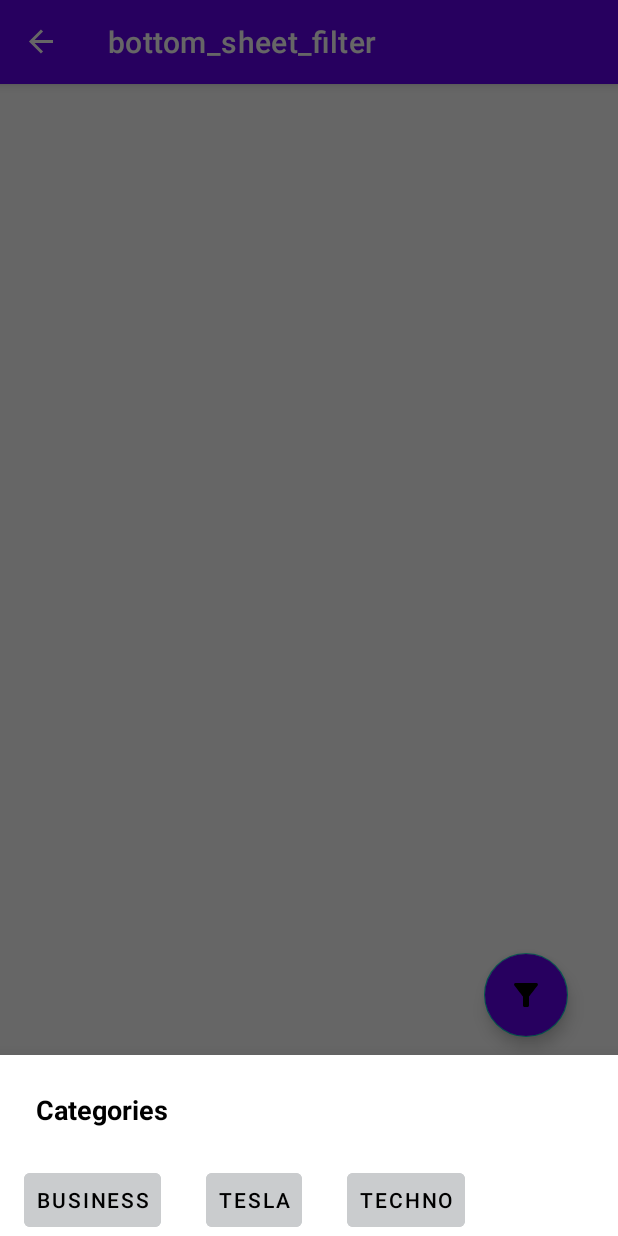
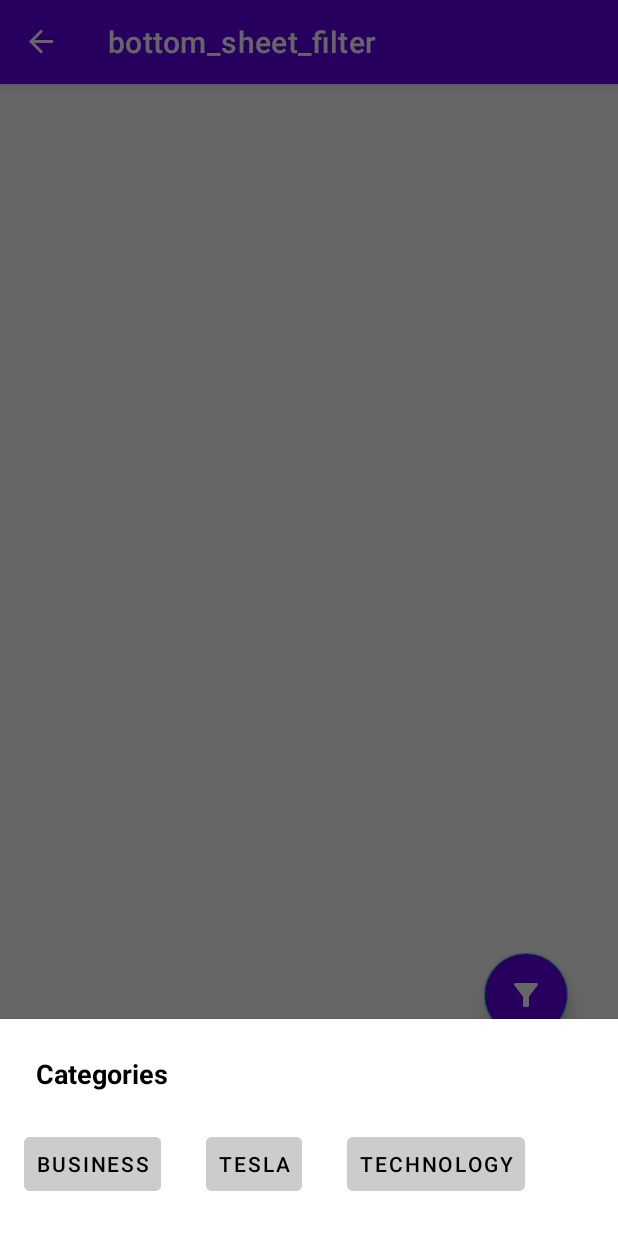
Before and after one commit to toprakakdogann/newsApp, an Android app: the BottomSheetFilter screen opened through its navigation route, on a phone screen of 412 x 824 dp. Run offline under Robolectric (Android 15) with nearby library versions, the phone set to English and light mode, and no system bars; our stand-ins replace Dagger/Hilt's generated code, Room's generated code, Shimmer, data binding, navigation-ui; plain views replace ShimmerRecyclerView; 6 statements that could not run were skipped.

Commit message:
show new lists and some fixes

```diff
--- a/app/src/main/java/com/toprak/newsapplication/adapter/NewsAdapter.kt
+++ b/app/src/main/java/com/toprak/newsapplication/adapter/NewsAdapter.kt
@@ -51,7 +51,7 @@ class NewsAdapter : RecyclerView.Adapter<NewsAdapter.MyViewHolder>(){
     fun setData(newData: News) {
         val newsDiffUtil = NewsDiffUtil(news, newData.articles)
         val diffUtilResult = DiffUtil.calculateDiff(newsDiffUtil)
-        news =newData.articles
+        news = newData.articles
         diffUtilResult.dispatchUpdatesTo(this)
     }
 
--- a/app/src/main/java/com/toprak/newsapplication/data/network/NewsApi.kt
+++ b/app/src/main/java/com/toprak/newsapplication/data/network/NewsApi.kt
@@ -1,6 +1,5 @@
 package com.toprak.newsapplication.data.network
 
-import android.provider.SyncStateContract
 import com.toprak.newsapplication.model.News
 import com.toprak.newsapplication.util.Constants
 import retrofit2.http.GET
--- a/app/src/main/java/com/toprak/newsapplication/fragment/NewsFragment.kt
+++ b/app/src/main/java/com/toprak/newsapplication/fragment/NewsFragment.kt
@@ -1,6 +1,5 @@
 package com.toprak.newsapplication.fragment
 
-import android.net.NetworkRequest
 import android.os.Bundle
 import android.util.Log
 import androidx.fragment.app.Fragment
@@ -63,7 +62,7 @@ class NewsFragment : Fragment() {
     }
 
     private fun requestApiData(){
-        Log.d("News Fragment", "requestApiData called")
+        Log.d("RecipesFragment", "requestApiData called")
         mainViewModel.getNews()
         mainViewModel.newsResponse.observe(viewLifecycleOwner) { response ->
             when(response){
--- a/app/src/main/java/com/toprak/newsapplication/util/Constants.kt
+++ b/app/src/main/java/com/toprak/newsapplication/util/Constants.kt
@@ -4,7 +4,7 @@ object Constants {
 
     //API
 
-    const val BASE_URL = "https://newsapi.org"
+    const val BASE_URL = "https://newsapi.org/"
     const val API_KEY = "eaef9944547c487e87fcae9833b204e6"
 
     //ROOM DB
--- a/app/src/main/java/com/toprak/newsapplication/viewModel/MainViewModel.kt
+++ b/app/src/main/java/com/toprak/newsapplication/viewModel/MainViewModel.kt
@@ -75,7 +75,7 @@ class MainViewModel @Inject constructor(
                 offlineCacheNews(news)
             }
         }catch (e: Exception){
-            val error = 0
+            val error = e
             println("News api exception: $error")
             newsResponse.value = NetworkResult.Error("News not found.")
         }
@@ -93,7 +93,7 @@ class MainViewModel @Inject constructor(
                 offlineCacheNews(news)
             }
         }catch (e: Exception){
-            val error = 0
+            val error = e
             println("News api exception: $error")
             newsTeslaResponse.value = NetworkResult.Error("News not found.")
         }
@@ -111,7 +111,7 @@ class MainViewModel @Inject constructor(
                 offlineCacheNews(news)
             }
         }catch (e: Exception){
-            val error = 0
+            val error = e
             println("News api exception: $error")
             newsTechResponse.value = NetworkResult.Error("News not found.")
         }
--- a/app/src/main/res/drawable/ic_filter.xml
+++ b/app/src/main/res/drawable/ic_filter.xml
@@ -1,4 +1,4 @@
-<vector android:height="24dp" android:tint="#000000"
+<vector android:height="24dp" android:tint="#ffffff"
     android:viewportHeight="24" android:viewportWidth="24"
     android:width="24dp" xmlns:android="http://schemas.android.com/apk/res/android">
     <path android:fillColor="@android:color/white" android:pathData="M4.25,5.61C6.27,8.2 10,13 10,13v6c0,0.55 0.45,1 1,1h2c0.55,0 1,-0.45 1,-1v-6c0,0 3.72,-4.8 5.74,-7.39C20.25,4.95 19.78,4 18.95,4H5.04C4.21,4 3.74,4.95 4.25,5.61z"/>
--- a/app/src/main/res/layout/activity_main.xml
+++ b/app/src/main/res/layout/activity_main.xml
@@ -11,12 +11,12 @@
         android:name="androidx.navigation.fragment.NavHostFragment"
         android:layout_width="409dp"
         android:layout_height="673dp"
-        app:defaultNavHost ="true"
+        app:defaultNavHost="true"
         app:layout_constraintBottom_toTopOf="@+id/bottomNavigationView"
         app:layout_constraintEnd_toEndOf="parent"
         app:layout_constraintStart_toStartOf="parent"
         app:layout_constraintTop_toTopOf="parent"
-        app:navGraph="@navigation/my_nav"/>
+        app:navGraph="@navigation/my_nav" />
 
     <com.google.android.material.bottomnavigation.BottomNavigationView
         android:id="@+id/bottomNavigationView"
@@ -26,6 +26,6 @@
         app:layout_constraintBottom_toBottomOf="parent"
         app:layout_constraintEnd_toEndOf="parent"
         app:layout_constraintStart_toStartOf="parent"
-        app:menu="@menu/bottom_menu"/>
+        app:menu="@menu/bottom_menu" />
 
 </androidx.constraintlayout.widget.ConstraintLayout>
--- a/app/src/main/res/layout/bottom_sheet_filter.xml
+++ b/app/src/main/res/layout/bottom_sheet_filter.xml
@@ -1,7 +1,7 @@
 <?xml version="1.0" encoding="utf-8"?>
 <androidx.constraintlayout.widget.ConstraintLayout xmlns:android="http://schemas.android.com/apk/res/android"
+    xmlns:app="http://schemas.android.com/apk/res-auto"
     xmlns:tools="http://schemas.android.com/tools"
-    xmlns:app="http://schemas.android.com/apk/res-auto"
     android:layout_width="match_parent"
     android:layout_height="match_parent"
     tools:context=".fragment.BottomSheetFilter">
@@ -14,11 +14,11 @@
         android:layout_marginStart="24dp"
         android:layout_marginTop="24dp"
         android:text="Categories"
+        android:textColor="@color/black"
         android:textSize="18sp"
         android:textStyle="bold"
-        android:textColor="@color/black"
         app:layout_constraintStart_toStartOf="parent"
-        app:layout_constraintTop_toTopOf="parent"/>
+        app:layout_constraintTop_toTopOf="parent" />
 
     <HorizontalScrollView
         android:id="@+id/scrollView_categories"
@@ -26,9 +26,10 @@
         android:layout_height="wrap_content"
         android:layout_marginStart="16dp"
         android:layout_marginTop="24dp"
+        android:layout_marginBottom="24dp"
         android:scrollbars="none"
+        app:layout_constraintBottom_toBottomOf="parent"
         app:layout_constraintStart_toStartOf="parent"
-        app:layout_constraintBottom_toBottomOf="parent"
         app:layout_constraintTop_toBottomOf="@+id/titleBottomSheet">
 
         <LinearLayout
@@ -47,26 +48,26 @@
                     android:layout_width="wrap_content"
                     android:layout_height="wrap_content"
                     android:backgroundTint="@color/light_gray"
-                    android:textColor="@color/black"
-                    android:text="Business"/>
+                    android:text="Business"
+                    android:textColor="@color/black" />
 
                 <Button
                     android:id="@+id/btn_tesla"
                     android:layout_width="wrap_content"
                     android:layout_height="wrap_content"
+                    android:layout_weight="1"
                     android:backgroundTint="@color/light_gray"
-                    android:textColor="@color/black"
-                    android:layout_weight = "1"
-                    android:text="Tesla"/>
+                    android:text="Tesla"
+                    android:textColor="@color/black" />
 
                 <Button
                     android:id="@+id/btn_tech"
                     android:layout_width="wrap_content"
                     android:layout_height="wrap_content"
+                    android:layout_weight="1"
                     android:backgroundTint="@color/light_gray"
-                    android:textColor="@color/black"
-                    android:layout_weight = "1"
-                    android:text="Techno"/>
+                    android:text="Technology"
+                    android:textColor="@color/black" />
 
 
             </com.google.android.material.chip.ChipGroup>
@@ -76,6 +77,4 @@
     </HorizontalScrollView>
 
 
-
-
 </androidx.constraintlayout.widget.ConstraintLayout>
--- a/app/src/main/res/layout/fragment_news.xml
+++ b/app/src/main/res/layout/fragment_news.xml
@@ -1,7 +1,7 @@
 <?xml version="1.0" encoding="utf-8"?>
 <layout xmlns:android="http://schemas.android.com/apk/res/android"
-    xmlns:tools="http://schemas.android.com/tools"
-    xmlns:app="http://schemas.android.com/apk/res-auto">
+    xmlns:app="http://schemas.android.com/apk/res-auto"
+    xmlns:tools="http://schemas.android.com/tools">
 
     <data>
         <variable
@@ -23,15 +23,14 @@
             android:layout_marginStart="10dp"
             android:layout_marginEnd="10dp"
             android:orientation="vertical"
-            app:layout_constraintTop_toBottomOf="parent"
+            app:shimmer_recycler_item_count="4"
+            app:shimmer_recycler_layout="@layout/placeholder_row_layout"
             app:layout_constraintEnd_toEndOf="parent"
-            app:layout_constraintVertical_bias="0.0"
             app:layout_constraintHorizontal_bias="0.0"
             app:layout_constraintStart_toStartOf="parent"
+            app:layout_constraintBottom_toBottomOf="parent"
             app:layout_constraintTop_toTopOf="parent"
-            app:shimmer_recycler_item_count="4"
-            app:shimmer_recycler_layout="@layout/placeholder_row_layout"
-            tools:ignore="MissingClass" />
+            app:layout_constraintVertical_bias="0.0"/>
 
         <com.google.android.material.floatingactionbutton.FloatingActionButton
             android:id="@+id/categories"
@@ -45,24 +44,24 @@
             android:backgroundTint="@color/purple_500"
             app:layout_constraintBottom_toBottomOf="parent"
             app:layout_constraintEnd_toEndOf="parent"
-            android:tint="@color/white"
-            tools:ignore="SpeakableTextPresentCheck"/>
+            app:tint="@color/white"
+            tools:ignore="SpeakableTextPresentCheck" />
 
         <ImageView
             android:id="@+id/error_imageView"
+            readApiResponse="@{mainViewModel.newsResponse}"
+            readDatabase="@{mainViewModel.readNews}"
             android:layout_width="100dp"
             android:layout_height="100dp"
-            readApiResponse="@{mainViewModel.newsResponse}"
-            readDatabase="@{mainViewModel.readNews}"
             android:alpha="0.4"
             android:src="@drawable/ic_no_internet"
             android:visibility="invisible"
-            app:layout_constraintTop_toBottomOf="parent"
+            app:layout_constraintBottom_toBottomOf="parent"
             app:layout_constraintEnd_toEndOf="parent"
-            app:layout_constraintVertical_bias="0.38"
             app:layout_constraintHorizontal_bias="0.498"
             app:layout_constraintStart_toStartOf="parent"
-            app:layout_constraintTop_toTopOf="@+id/shimmer_recycler_view"/>
+            app:layout_constraintTop_toTopOf="@+id/shimmer_recycler_view"
+            app:layout_constraintVertical_bias="0.38" />
 
         <TextView
             android:id="@+id/error_textView"
@@ -76,9 +75,9 @@
             android:textSize="18sp"
             android:textStyle="bold"
             android:visibility="invisible"
-            app:layout_constraintTop_toBottomOf="@id/error_imageView"
             app:layout_constraintEnd_toEndOf="@id/error_imageView"
-            app:layout_constraintStart_toStartOf="@id/error_imageView"/>
+            app:layout_constraintStart_toStartOf="@id/error_imageView"
+            app:layout_constraintTop_toBottomOf="@id/error_imageView" />
 
 
     </androidx.constraintlayout.widget.ConstraintLayout>
--- a/app/src/main/res/menu/details_menu.xml
+++ b/app/src/main/res/menu/details_menu.xml
@@ -8,7 +8,7 @@
         android:icon="@drawable/ic_star"
         android:title="Save to Favorites"
         app:showAsAction="ifRoom"
-        android:iconTint="@color/white"
+        app:iconTint="@color/white"
         tools:targetApi="o"/>
 
 </menu>
--- a/app/src/main/res/navigation/my_nav.xml
+++ b/app/src/main/res/navigation/my_nav.xml
@@ -24,7 +24,7 @@
         android:label="Favorites"
         tools:layout="@layout/fragment_favorites">
         <action
-            android:id="@+id/action_favoritesFragment_to_detailsFragment"
+            android:id="@+id/action_favoritesFragment_to_detailsActivity"
             app:destination="@+id/detailsActivity"/>
     </fragment>
 
```
Also changed, not shown: app/src/main/java/com/toprak/newsapplication/adapter/FavoriteNewsAdapter.kt (+7 -4 lines), app/src/main/java/com/toprak/newsapplication/di/NetworkModule.kt (+1 -7 lines), app/src/main/res/layout/activity_details.xml (+7 -7 lines), app/src/main/res/layout/fragment_details.xml (+11 -11 lines), app/src/main/res/layout/fragment_news_tech.xml (+14 -16 lines), app/src/main/res/layout/fragment_news_tesla.xml (+14 -16 lines).
